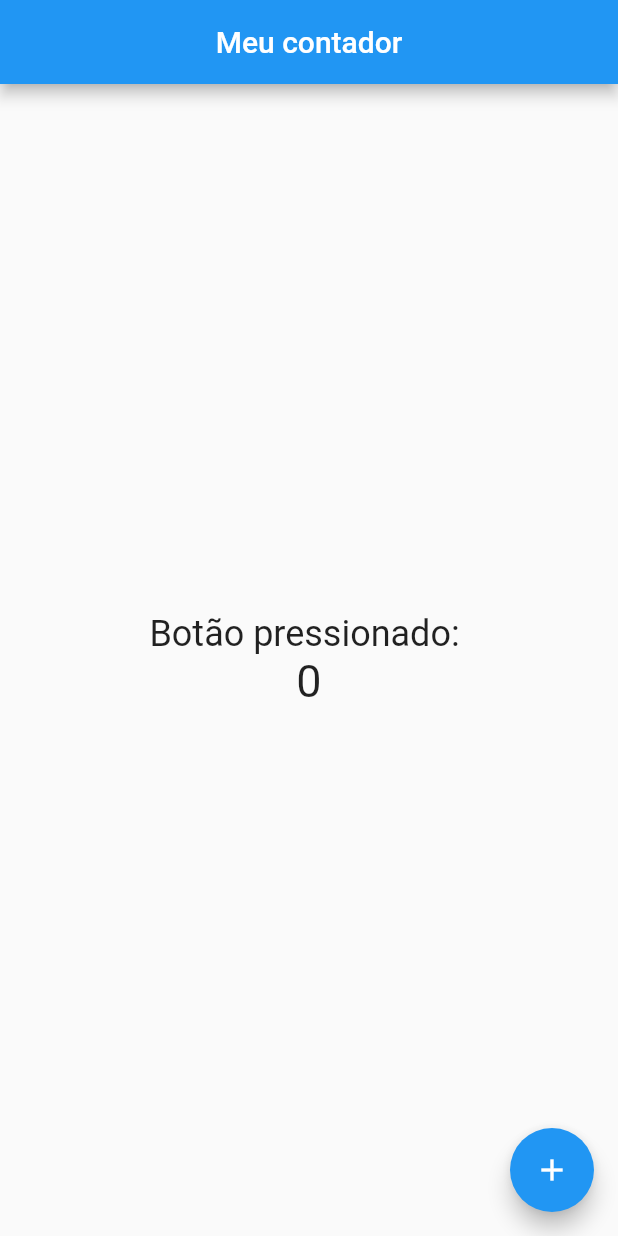
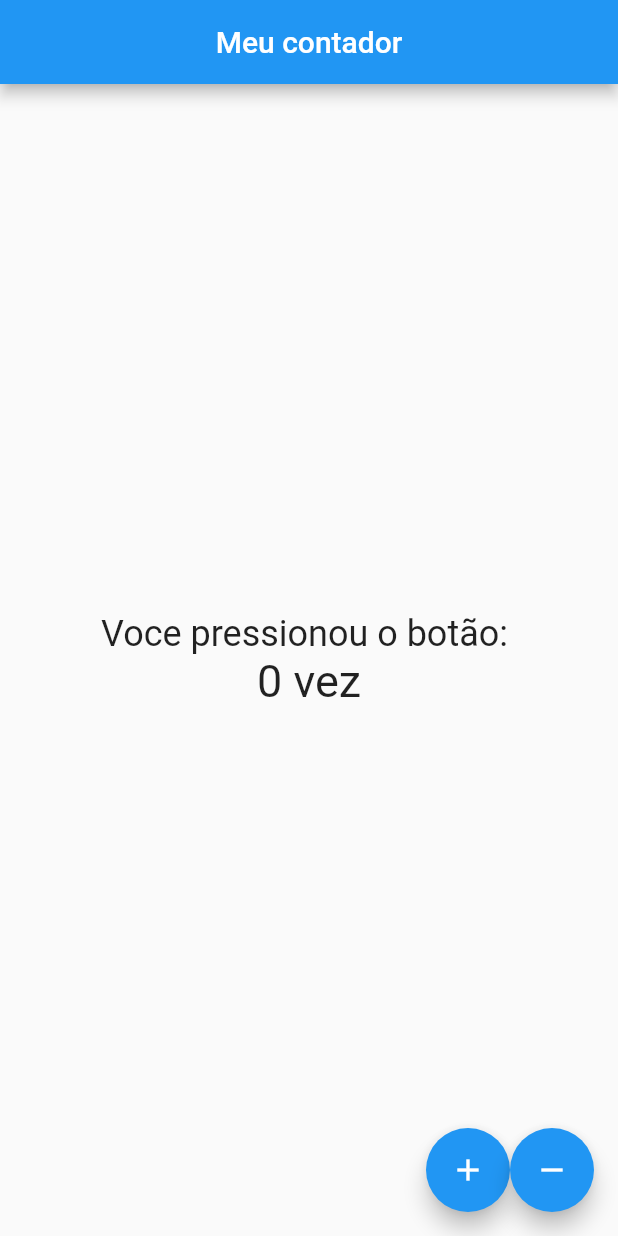
Before and after one commit to misael28/flutterCounterScreen, a Flutter app: the screen it shows after launch, on a phone screen of 412 x 824 dp. Run offline on Flutter 3.47's test engine with Material 2 defaults, Android fonts, the phone set to English and light mode, and no system bars.

Commit message:
feat: add remove button at counter screen

```diff
--- a/lib/main.dart
+++ b/lib/main.dart
@@ -15,6 +15,7 @@ class CounterScreen extends StatefulWidget {
 
 class _CounterScreenState extends State<CounterScreen> {
   var resultado = 0;
+
   @override
   Widget build(BuildContext context) {
     return Scaffold(
@@ -28,16 +29,19 @@ class _CounterScreenState extends State<CounterScreen> {
         children: [
           Center(
             child:
-            Text('Botão pressionado: ',
+            Text('Voce pressionou o botão: ',
             style: TextStyle(
             fontSize: 24
           ),
           ),
           ),
-          Center(child: Text('$resultado', style: TextStyle(fontSize: 30),))
+          Center(child: Text("${(resultado>1) ? '$resultado vezes' : '$resultado vez' }", style: TextStyle(fontSize: 30),))
         ],
       ),
-      floatingActionButton: FloatingActionButton(
+      floatingActionButton: Row(
+        mainAxisAlignment: MainAxisAlignment.end,
+        children: [
+          FloatingActionButton(
             onPressed: () {
               print('Botao pressionado');
               setState((){
@@ -46,6 +50,21 @@ class _CounterScreenState extends State<CounterScreen> {
             },
             child: Icon(Icons.add),
       ),
+        FloatingActionButton(
+            onPressed: () {
+              print('Botao pressionado');
+              setState((){
+                if(resultado<=0){
+                  resultado = 0;
+                }else {
+                  resultado --;
+                }
+              });
+            },
+            child: Icon(Icons.remove),
+      )
+        ],
+      )
     );
   }
 }
```
Lines whose indentation alone changed are shown as unchanged.
